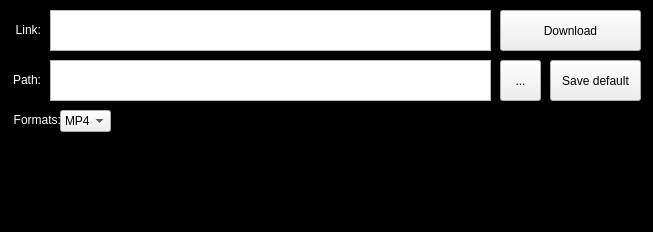
Old version of the form Window.ui in the repository Necron329/Necron-Yt-Downloader.
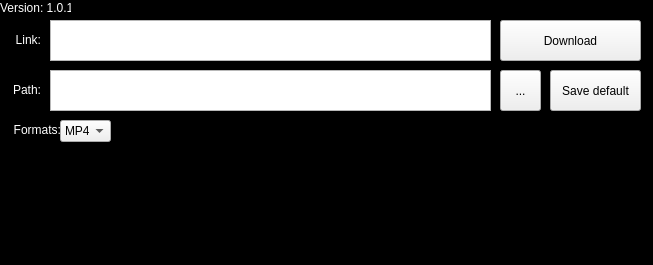
New version of the form.

Commit message:
delete pd lib and use ffmpeg directly to make it faster
delete pd lib and use ffmpeg directly to make it faster

Patch:
```diff
--- a/Window.ui
+++ b/Window.ui
@@ -7,7 +7,7 @@
     <x>0</x>
     <y>0</y>
     <width>653</width>
-    <height>232</height>
+    <height>265</height>
    </rect>
   </property>
   <property name="windowTitle">
@@ -23,7 +23,7 @@
     <property name="geometry">
      <rect>
       <x>50</x>
-      <y>10</y>
+      <y>20</y>
       <width>441</width>
       <height>41</height>
      </rect>
@@ -33,7 +33,7 @@
     <property name="geometry">
      <rect>
       <x>50</x>
-      <y>60</y>
+      <y>70</y>
       <width>441</width>
       <height>41</height>
      </rect>
@@ -43,7 +43,7 @@
     <property name="geometry">
      <rect>
       <x>500</x>
-      <y>10</y>
+      <y>20</y>
       <width>141</width>
       <height>41</height>
      </rect>
@@ -56,7 +56,7 @@
     <property name="geometry">
      <rect>
       <x>550</x>
-      <y>60</y>
+      <y>70</y>
       <width>91</width>
       <height>41</height>
      </rect>
@@ -69,7 +69,7 @@
     <property name="geometry">
      <rect>
       <x>160</x>
-      <y>110</y>
+      <y>120</y>
       <width>481</width>
       <height>101</height>
      </rect>
@@ -85,7 +85,7 @@
     <property name="geometry">
      <rect>
       <x>60</x>
-      <y>110</y>
+      <y>120</y>
       <width>51</width>
       <height>22</height>
      </rect>
@@ -105,7 +105,7 @@
     <property name="geometry">
      <rect>
       <x>10</x>
-      <y>110</y>
+      <y>120</y>
       <width>51</width>
       <height>20</height>
      </rect>
@@ -124,7 +124,7 @@
     <property name="geometry">
      <rect>
       <x>500</x>
-      <y>60</y>
+      <y>70</y>
       <width>41</width>
       <height>41</height>
      </rect>
@@ -137,7 +137,7 @@
     <property name="geometry">
      <rect>
       <x>10</x>
-      <y>70</y>
+      <y>80</y>
       <width>31</width>
       <height>20</height>
      </rect>
@@ -156,7 +156,7 @@
     <property name="geometry">
      <rect>
       <x>10</x>
-      <y>20</y>
+      <y>30</y>
       <width>31</width>
       <height>20</height>
      </rect>
@@ -171,6 +171,22 @@
      <set>Qt::AlignRight|Qt::AlignTrailing|Qt::AlignVCenter</set>
     </property>
    </widget>
+   <widget class="QLabel" name="label">
+    <property name="geometry">
+     <rect>
+      <x>0</x>
+      <y>0</y>
+      <width>71</width>
+      <height>16</height>
+     </rect>
+    </property>
+    <property name="styleSheet">
+     <string notr="true">color: white</string>
+    </property>
+    <property name="text">
+     <string>Version: 1.0.1</string>
+    </property>
+   </widget>
   </widget>
  </widget>
  <resources/>
```
The commit also changes 1 other file.
